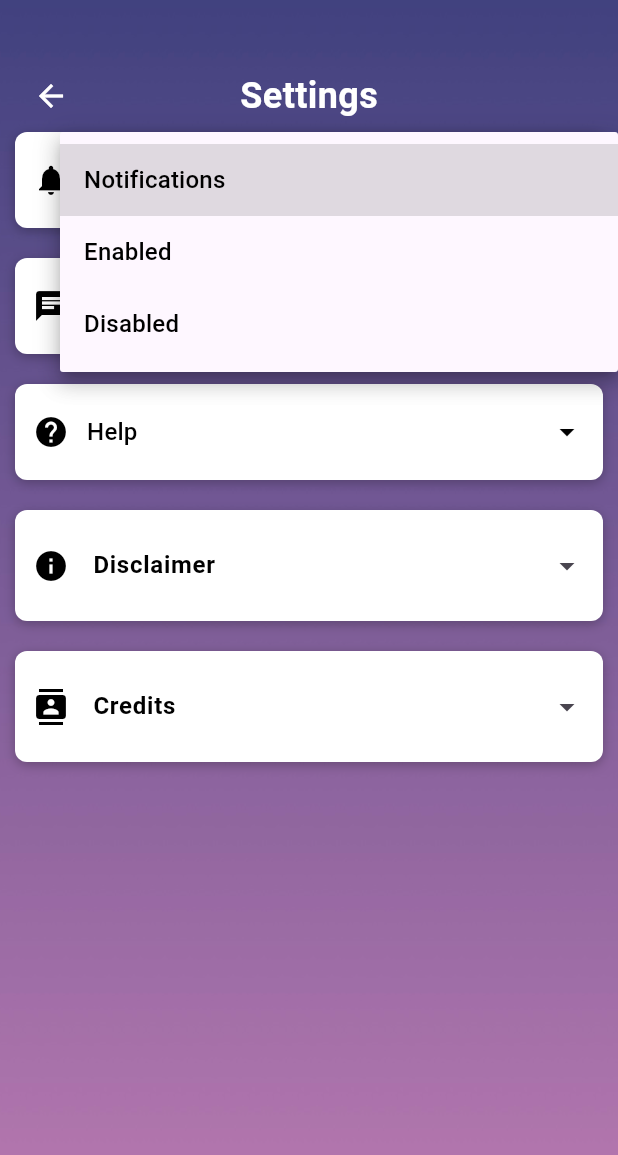
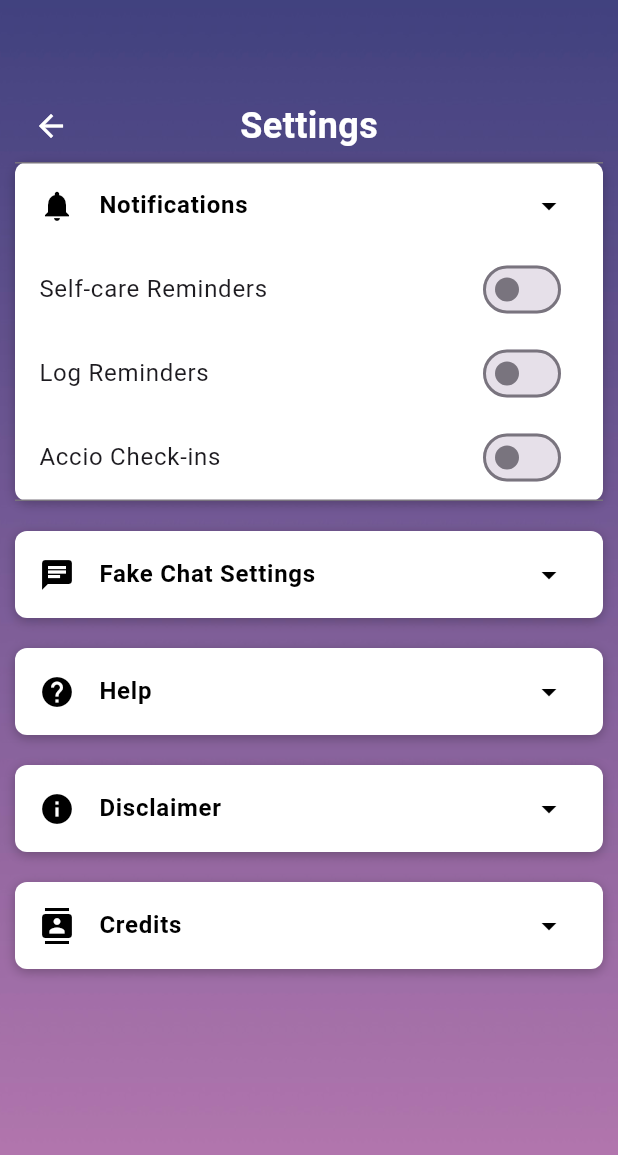
Before and after one commit to CarolinaZRM/CosmicComfort, a Flutter app: the SettingsPage screen opened directly, after a tap on "Notifications", on a phone screen of 412 x 824 dp. Shown: the top 1155 px of the screen. Run offline on Flutter 3.47's test engine with Material 3 defaults, Android fonts, the phone set to English and light mode, and no system bars; our stand-ins replace audioplayers.

Commit message:
refactored the settings page to display the updated options

```diff
--- a/lib/pages/SettingsPage.dart
+++ b/lib/pages/SettingsPage.dart
@@ -1,4 +1,5 @@
 import 'package:flutter/material.dart';
+import '../pages/settings/TextIDPage.dart';
 
 class SettingsPage extends StatefulWidget {
   const SettingsPage({super.key});
@@ -8,21 +9,22 @@ class SettingsPage extends StatefulWidget {
 }
 
 class _SettingsPageState extends State<SettingsPage> {
-  // Dropdown state variables
-  String? selectedNotification = 'Notifications';
-  String? selectedFakeChatSetting = 'Fake Chat Settings';
-  String? selectedHelp = 'Help';
-  String? selectedDisclaimer = 'Disclaimer'; // delete this line
-  // Dropdown options
-  final List<String> notificationOptions = ['Notifications', 'Enabled', 'Disabled'];
-  final List<String> fakeCallOptions = ['Fake Call Settings', 'Silent', 'Ringing'];
-  final List<String> fakeChatOptions = ['Fake Chat Settings', 'Enabled', 'Disabled'];
-  final List<String> helpOptions = ['Help', 'FAQ', 'Contact Support'];
-  final List<String> disclaimerOptions = ['Disclaimer']; // delete this line
+  // State variables for notifications toggles
+  bool isSelfCareReminderEnabled = false;
+  bool isLogReminderEnabled = false;
+  bool isAccioCheckInEnabled = false;
 
-  final String disclaimerText = "This app is intended for general informational and wellness purposes only and is not a substitute for professional psychiatric or psychological help. It should not be used as a replacement for diagnosis, treatment, or therapy for depression, anxiety, or any other mental health conditions. If you are experiencing symptoms of depression, anxiety, or any mental health crisis, please consult a licensed mental health professional. In case of an emergency, contact your local emergency services immediately.";
-  final String creditsText =
-  '''
+  // State variables for Fake Chat Settings and Help dropdowns
+  String selectedFakeChatOption = 'Text ID'; // Default selected option
+  String selectedHelpOption = 'Instructions to use the app'; // Default selected option
+
+  // Fake Chat Settings and Help dropdown options
+  final List<String> fakeChatOptions = ['Text ID'];
+  final List<String> helpOptions = ['Instructions to use the app'];
+
+  final String disclaimerText = '''This app is intended for general informational and wellness purposes only and is not a substitute for professional psychiatric or psychological help. It should not be used as a replacement for diagnosis, treatment, or therapy for depression, anxiety, or any other mental health conditions. If you are experiencing symptoms of depression, anxiety, or any mental health crisis, please consult a licensed mental health professional. In case of an emergency, contact your local emergency services immediately.''';
+
+  final String creditsText = '''
   Software Engineering Capstone Project
   Fall, 2024 \n
   Application Developers:
@@ -32,6 +34,158 @@ class _SettingsPageState extends State<SettingsPage> {
   Background Artist:
   @Walls.Ai
   ''';
+
+  // Method to navigate to the Text ID page
+  void _navigateToTextIDPage(BuildContext context) {
+    Navigator.push(
+      context,
+      MaterialPageRoute(builder: (context) => const TextIDPage()),
+    );
+  }
+
+  // Method to navigate to the Instructions page
+  void _navigateToInstructionsPage(BuildContext context) {
+    Navigator.push(
+      context,
+      MaterialPageRoute(builder: (context) => const InstructionsPage()),
+    );
+  }
+
+  // Generic method for building a dropdown with optional switches
+  Widget buildDropdown({
+    required IconData icon,
+    required String label,
+    List<Widget>? children,
+  }) {
+    return Container(
+      decoration: BoxDecoration(
+        color: Colors.white,
+        borderRadius: BorderRadius.circular(8.0),
+        boxShadow: const [
+          BoxShadow(
+            color: Colors.black26,
+            blurRadius: 6.0,
+            offset: Offset(0, 2),
+          ),
+        ],
+      ),
+      child: ExpansionTile(
+        leading: Icon(icon, color: Colors.black),
+        title: Text(
+          label,
+          style: const TextStyle(
+            fontWeight: FontWeight.bold,
+            color: Colors.black,
+          ),
+        ),
+        trailing: const Icon(Icons.arrow_drop_down, color: Colors.black),
+        children: children ?? [],
+      ),
+    );
+  }
+
+  // Notifications dropdown builder with toggles
+  Widget buildNotificationsDropdown() {
+    return buildDropdown(
+      icon: Icons.notifications,
+      label: 'Notifications',
+      children: [
+        buildSwitchTile(
+          label: 'Self-care Reminders',
+          value: isSelfCareReminderEnabled,
+          onChanged: (value) => setState(() {
+            isSelfCareReminderEnabled = value;
+          }),
+        ),
+        buildSwitchTile(
+          label: 'Log Reminders',
+          value: isLogReminderEnabled,
+          onChanged: (value) => setState(() {
+            isLogReminderEnabled = value;
+          }),
+        ),
+        buildSwitchTile(
+          label: 'Accio Check-ins',
+          value: isAccioCheckInEnabled,
+          onChanged: (value) => setState(() {
+            isAccioCheckInEnabled = value;
+          }),
+        ),
+      ],
+    );
+  }
+
+  // Helper method to build switch tiles for dropdowns
+  Widget buildSwitchTile({
+    required String label,
+    required bool value,
+    required ValueChanged<bool> onChanged,
+  }) {
+    return ListTile(
+      title: Text(label),
+      trailing: Switch(
+        value: value,
+        onChanged: onChanged,
+      ),
+    );
+  }
+
+  // Fake Chat Settings dropdown builder
+  Widget buildFakeChatSettingsDropdown() {
+    return buildDropdown(
+      icon: Icons.chat,
+      label: 'Fake Chat Settings',
+      children: fakeChatOptions.map((option) {
+        return ListTile(
+          title: Text(option),
+          onTap: () {
+            if (option == 'Text ID') {
+              _navigateToTextIDPage(context); // Navigate to Text ID page if selected
+            }
+          },
+        );
+      }).toList(),
+    );
+  }
+
+  // Help dropdown builder
+  Widget buildHelpDropdown() {
+    return buildDropdown(
+      icon: Icons.help,
+      label: 'Help',
+      children: helpOptions.map((option) {
+        return ListTile(
+          title: Text(option),
+          onTap: () {
+            if (option == 'Instructions to use the app') {
+              _navigateToInstructionsPage(context); // Navigate to Instructions page if selected
+            }
+          },
+        );
+      }).toList(),
+    );
+  }
+
+  // Text-only dropdown builder for Disclaimer and Credits
+  Widget buildTextDropdown({
+    required IconData icon,
+    required String label,
+    required String text,
+  }) {
+    return buildDropdown(
+      icon: icon,
+      label: label,
+      children: [
+        Padding(
+          padding: const EdgeInsets.all(16.0),
+          child: Text(
+            text,
+            style: const TextStyle(color: Colors.black87),
+          ),
+        ),
+      ],
+    );
+  }
 
   @override
   Widget build(BuildContext context) {
@@ -48,7 +202,7 @@ class _SettingsPageState extends State<SettingsPage> {
             ),
           ),
           Padding(
-            padding: const EdgeInsets.fromLTRB(10.0, 40.0, 10.0, 20.0),
+            padding: const EdgeInsets.fromLTRB(10.0, 60.0, 10.0, 20.0),
             child: Column(
               crossAxisAlignment: CrossAxisAlignment.start,
               children: [
@@ -78,75 +232,27 @@ class _SettingsPageState extends State<SettingsPage> {
                     child: Column(
                       crossAxisAlignment: CrossAxisAlignment.start,
                       children: [
-                        // Notifications Dropdown
-                        buildDropdownMenu(
-                          context,
-                          icon: Icons.notifications,
-                          label: 'Notifications',
-                          value: selectedNotification,
-                          items: notificationOptions,
-                          onChanged: (newValue) {
-                            setState(() {
-                              selectedNotification = newValue;
-                            });
-                          },
-                        ),
-
+                        buildNotificationsDropdown(),
                         const SizedBox(height: 20),
-
-                        // Fake Chat Settings Dropdown
-                        buildDropdownMenu(
-                          context,
-                          icon: Icons.chat,
-                          label: 'Fake Chat Settings',
-                          value: selectedFakeChatSetting,
-                          items: fakeChatOptions,
-                          onChanged: (newValue) {
-                            setState(() {
-                              selectedFakeChatSetting = newValue;
-                            });
-                          },
-                        ),
-
+                        buildFakeChatSettingsDropdown(),
                         const SizedBox(height: 20),
-
-                        // Help Dropdown
-                        buildDropdownMenu(
-                          context,
-                          icon: Icons.help,
-                          label: 'Help',
-                          value: selectedHelp,
-                          items: helpOptions,
-                          onChanged: (newValue) {
-                            setState(() {
-                              selectedHelp = newValue;
-                            });
-                          },
-                        ),
-
-                        // Disclaimer text dropdown menu
+                        buildHelpDropdown(),
                         const SizedBox(height: 20),
-                        buildOnlyTextDropdown(context,
+                        buildTextDropdown(
                           icon: Icons.info,
                           label: 'Disclaimer',
-                          dropdownText: disclaimerText
+                          text: disclaimerText,
                         ),
-
-                        // Credits text dropdown menu
                         const SizedBox(height: 20),
-                        buildOnlyTextDropdown(
-                          context,
+                        buildTextDropdown(
                           icon: Icons.contacts,
                           label: 'Credits',
-                          dropdownText: creditsText
-                        )
-
-
+                          text: creditsText,
+                        ),
                       ],
                     ),
-                  )
                   ),
-
+                ),
               ],
             ),
           ),
@@ -154,107 +260,20 @@ class _SettingsPageState extends State<SettingsPage> {
       ),
     );
   }
-
-// Helper/template method for text only dropdown menus.
-  Widget buildOnlyTextDropdown(BuildContext context, {
-    required IconData icon,
-    required String label,
-    required String dropdownText,
-
-  }) {
-    return Container(
-      padding: const EdgeInsets.symmetric(horizontal: 12.0, vertical: 8.0),
-      decoration: BoxDecoration(
-        color: Colors.white, // White background for the dropdown box
-        borderRadius: BorderRadius.circular(8.0), // Rounded corners
-        boxShadow: const [
-          BoxShadow(
-            color: Colors.black26, // Shadow for a floating effect
-            blurRadius: 6.0,
-            offset: Offset(0, 2),
-          ),
-        ],
-      ),
-      child: Row(
-        crossAxisAlignment: CrossAxisAlignment.center,
-        children: [
-          Expanded(
-            child: ExpansionTile(
-              leading: Icon(icon, color: Colors.black),
-              tilePadding: EdgeInsets.zero,
-              title: Text(
-                label,
-                style: const TextStyle(
-                  fontWeight: FontWeight.bold,
-                  color: Color.fromARGB(255, 0, 0, 0),
-                ),
-              ),
-              trailing: const Icon(Icons.arrow_drop_down),
-              children: [
-                Padding(
-                  padding: const EdgeInsets.all(16.0),
-                  child: SingleChildScrollView(
-                    child: Text(
-                      dropdownText,
-                      style: const TextStyle(color: Colors.black87),
-                    ),
-                  ),
-                ),
-              ],
-            ),
-          ),
-        ]
-      )
-    );
 }
 
+// Placeholder page for Instructions
+class InstructionsPage extends StatelessWidget {
+  const InstructionsPage({super.key});
 
-
-  // Helper method to build each dropdown menu with a white box
-  Widget buildDropdownMenu(BuildContext context, {
-    required IconData icon,
-    required String label,
-    required String? value,
-    required List<String> items,
-    required ValueChanged<String?> onChanged,
-  }) {
-    return Container(
-      padding: const EdgeInsets.symmetric(horizontal: 12.0, vertical: 8.0),
-      decoration: BoxDecoration(
-        color: Colors.white, // White background for the dropdown box
-        borderRadius: BorderRadius.circular(8.0), // Rounded corners
-        boxShadow: const [
-          BoxShadow(
-            color: Colors.black26, // Shadow for a floating effect
-            blurRadius: 6.0,
-            offset: Offset(0, 2),
+  @override
+  Widget build(BuildContext context) {
+    return Scaffold(
+      appBar: AppBar(
+        title: const Text('Instructions to use the app'),
       ),
-        ],
-      ),
-      child: Row(
-        children: [
-          Icon(icon, color: Colors.black),
-          const SizedBox(width: 12.0),
-          Expanded(
-            child: DropdownButton<String>(
-              value: value,
-              icon: const Icon(Icons.arrow_drop_down, color: Colors.black),
-              iconSize: 24,
-              isExpanded: true,
-              underline: const SizedBox(), // Remove the default underline
-              onChanged: onChanged,
-              items: items.map<DropdownMenuItem<String>>((String value) {
-                return DropdownMenuItem<String>(
-                  value: value,
-                  child: Text(
-                    value,
-                    style: const TextStyle(color: Colors.black),
-                  ),
-                );
-              }).toList(),
-            ),
-          ),
-        ],
+      body: const Center(
+        child: Text('Instructions Page'),
       ),
     );
   }
```
Also changed, not shown: lib/pages/settings/TextIDPage.dart (added, +177 -0 lines). Lines whose indentation alone changed are shown as unchanged.
